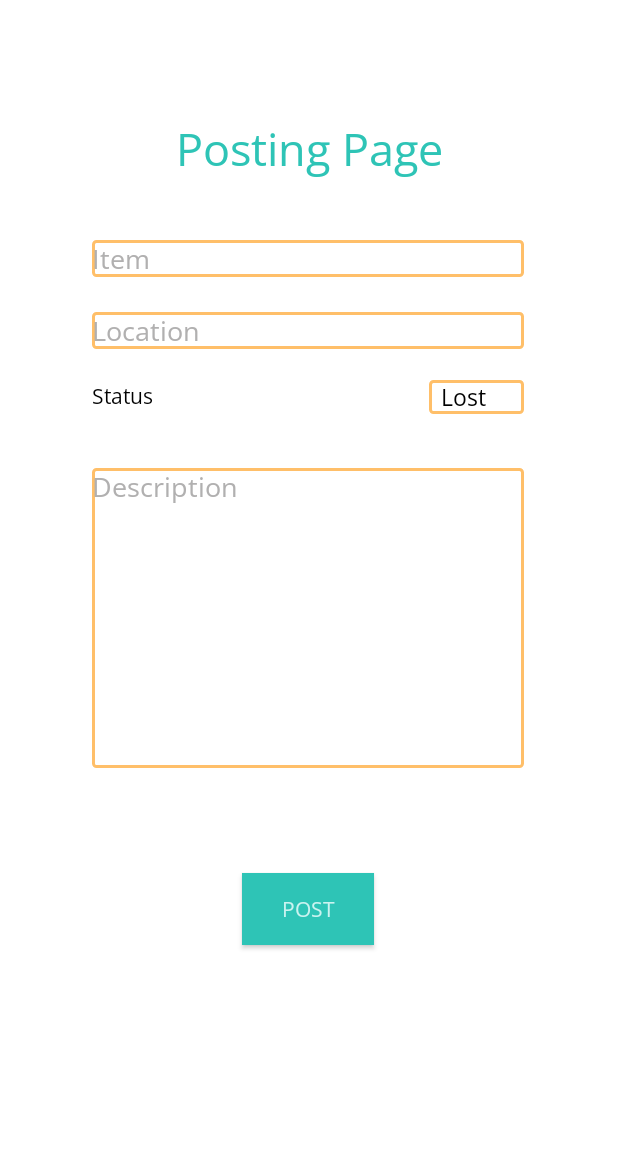
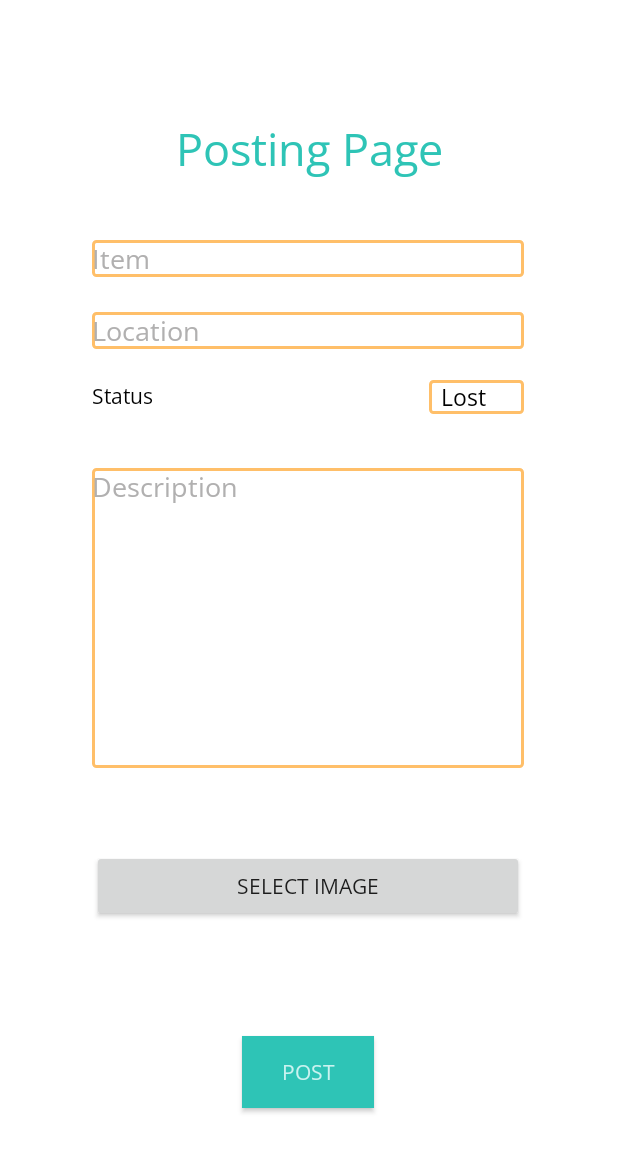
Before and after one commit to erlenec/50.001_1D, an Android app: the PostingActivity screen opened directly, with no data from a screen before it, on a phone screen of 412 x 824 dp. Shown: the top 1152 px of the screen. Run offline under Robolectric (Android 15) with nearby library versions, the phone set to English and light mode, and no system bars; our stand-ins replace Firebase (no records; nobody signed in at launch, a user with empty details on screens opened directly); pictures from the network do not load.

Commit message:
Complete posting page functionality TODO: proper intent redirection

```diff
--- a/app/src/main/java/com/example/a500011d/PostingActivity.java
+++ b/app/src/main/java/com/example/a500011d/PostingActivity.java
@@ -3,34 +3,50 @@ package com.example.a500011d;
 import androidx.appcompat.app.AppCompatActivity;
 
 import android.content.Intent;
+import android.graphics.Bitmap;
 import android.graphics.Color;
+import android.net.Uri;
 import android.os.Bundle;
+import android.provider.MediaStore;
 import android.util.Log;
 import android.view.View;
 import android.widget.AdapterView;
 import android.widget.ArrayAdapter;
 import android.widget.Button;
 import android.widget.EditText;
+import android.widget.ImageView;
 import android.widget.Spinner;
 import android.widget.TextView;
 import android.widget.Toast;
 
 import com.google.firebase.database.DatabaseReference;
 import com.google.firebase.database.FirebaseDatabase;
+import com.google.firebase.storage.FirebaseStorage;
+import com.google.firebase.storage.StorageReference;
+
+import java.io.IOException;
 
 public class PostingActivity extends AppCompatActivity {
     String[] status = {ItemEntry.Status.LOST.toString(), ItemEntry.Status.FOUND.toString()};
     ItemEntry.Status statusSelected;
     String username;
-    String imagePath; //TODO: image upload
+    String imagePath;
+
     EditText editTextItem;
     EditText editTextLocation;
     EditText editTextDescription;
+    ImageView imageViewSelected;
 
+    Button buttonSelectImage;
     Button buttonPost;
 
     DatabaseReference mRootDatabaseRef;
     DatabaseReference mNodeRefItem;
+
+    final StorageReference storageRef = FirebaseStorage.getInstance().getReference();
+    final static int REQUEST_IMAGE_GET = 2000;
+    final static String KEY_PATH = "Image";
+    final static String KEY_NAME = "Name";
 
     @Override
     protected void onCreate(Bundle savedInstanceState) {
@@ -59,11 +75,26 @@ public class PostingActivity extends AppCompatActivity {
         editTextItem = findViewById(R.id.editTextItem);
         editTextLocation = findViewById(R.id.editTextLocation);
         editTextDescription = findViewById(R.id.editTextDescription);
+        imageViewSelected = findViewById(R.id.imageViewSelected);
 
+        buttonSelectImage = findViewById(R.id.buttonSelectImage);
         buttonPost = findViewById(R.id.buttonPost);
 
         mRootDatabaseRef = FirebaseDatabase.getInstance().getReference();
         mNodeRefItem = mRootDatabaseRef.child(getString(R.string.item_node_key));
+
+        buttonSelectImage.setOnClickListener(new View.OnClickListener() {
+            @Override
+            public void onClick(View v) {
+
+                Intent intent = new Intent(Intent.ACTION_GET_CONTENT);
+                intent.setType("image/*");
+                if (intent.resolveActivity(getPackageManager()) != null) {
+                    startActivityForResult(intent, REQUEST_IMAGE_GET);
+                }
+
+            }
+        });
 
         buttonPost.setOnClickListener(new View.OnClickListener() {
             @Override
@@ -97,4 +128,26 @@ public class PostingActivity extends AppCompatActivity {
         });
 
     }
+
+    protected void onActivityResult(int requestCode, int resultCode, Intent data) {
+        super.onActivityResult(requestCode, resultCode, data);
+        if (requestCode == REQUEST_IMAGE_GET && resultCode == RESULT_OK) {
+            Uri fullPhotoUri = data.getData();
+            try {
+                String filename = "/backgrounds/" + FireBaseUtils.getFileName(PostingActivity.this, fullPhotoUri);
+                imagePath = filename;
+                StorageReference storageRef = FirebaseStorage.getInstance().getReference();
+                StorageReference imageRef = storageRef.child(filename);
+                Bitmap bitmap = MediaStore.Images.Media.getBitmap(this.getContentResolver(), fullPhotoUri);
+                FireBaseUtils.uploadImageToStorage(PostingActivity.this, imageRef, bitmap);
+            } catch (IOException e) {
+                Log.e("uploadimage", "IOException getting image");
+                e.printStackTrace();
+            }
+            imageViewSelected.setImageURI(fullPhotoUri);
+        }
+        else {
+            Toast.makeText(PostingActivity.this, R.string.file_not_found, Toast.LENGTH_LONG);
+        }
+    }
 }
--- a/app/src/main/res/layout/activity_posting.xml
+++ b/app/src/main/res/layout/activity_posting.xml
@@ -101,6 +101,31 @@
         app:layout_constraintWidth_percent="0.7" />
 
     <Button
+        android:id="@+id/buttonSelectImage"
+        android:text="select image"
+        android:layout_width="0dp"
+        android:layout_height="wrap_content"
+        app:layout_constraintBottom_toBottomOf="parent"
+        app:layout_constraintEnd_toEndOf="parent"
+        app:layout_constraintHorizontal_bias="0.495"
+        app:layout_constraintStart_toStartOf="parent"
+        app:layout_constraintTop_toTopOf="parent"
+        app:layout_constraintVertical_bias="0.73"
+        app:layout_constraintWidth_percent="0.7" />
+
+    <ImageView
+        android:id="@+id/imageViewSelected"
+        android:layout_width="0dp"
+        android:layout_height="0dp"
+        app:layout_constraintBottom_toTopOf="@id/buttonPost"
+        app:layout_constraintEnd_toEndOf="parent"
+        app:layout_constraintHorizontal_bias="0.495"
+        app:layout_constraintStart_toStartOf="parent"
+        app:layout_constraintTop_toBottomOf="@id/buttonSelectImage"
+        app:layout_constraintVertical_bias="0.80"
+        app:layout_constraintWidth_percent="0.3"/>
+
+    <Button
         android:id="@+id/buttonPost"
         android:layout_width="wrap_content"
         android:layout_height="wrap_content"
@@ -112,7 +137,7 @@
         app:layout_constraintHorizontal_bias="0.498"
         app:layout_constraintStart_toStartOf="parent"
         app:layout_constraintTop_toTopOf="parent"
-        app:layout_constraintVertical_bias="0.75"
+        app:layout_constraintVertical_bias="0.89"
         app:layout_constraintWidth_percent="0.7" />
 
 
--- a/app/src/main/res/values/strings.xml
+++ b/app/src/main/res/values/strings.xml
@@ -36,5 +36,6 @@
     <string name="posting_title">Posting Page</string>
     <string name="username_intent" translatable="false">username</string>
     <string name="error_empty_compulsory">Item and Description fields cannot be empty</string>
+    <string name="file_not_found">File not found</string>
 
 </resources>
```
